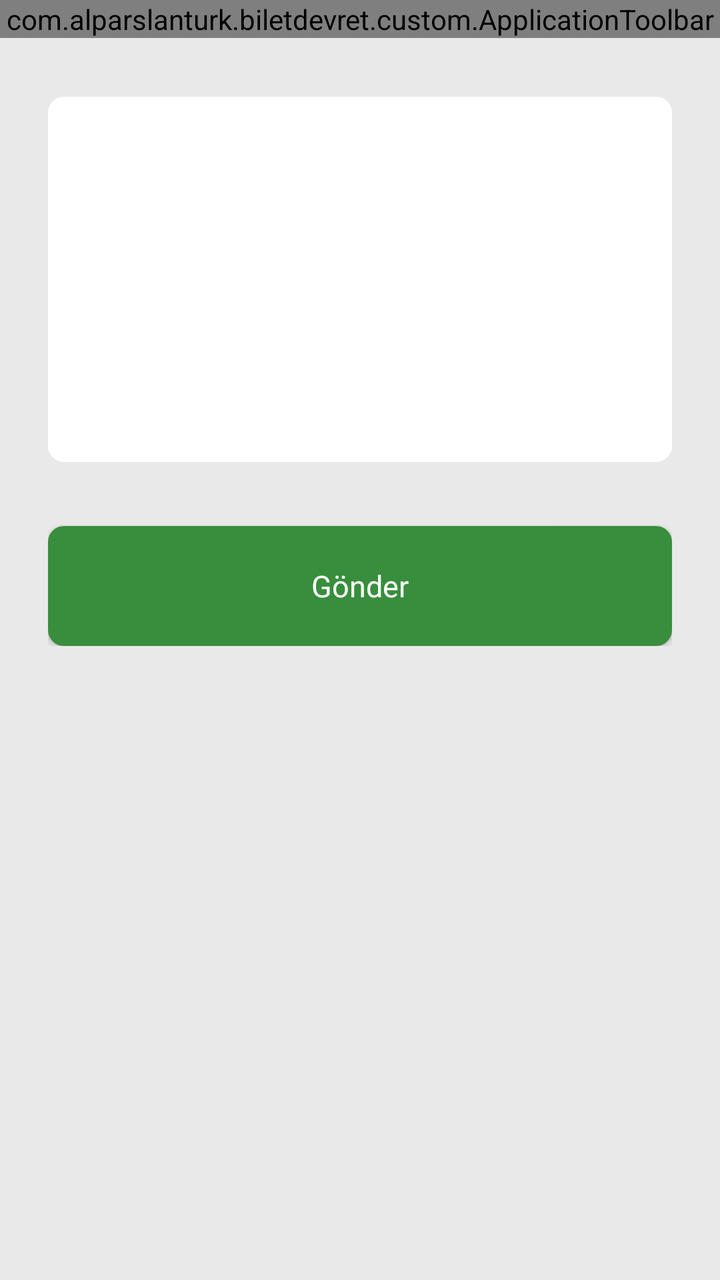
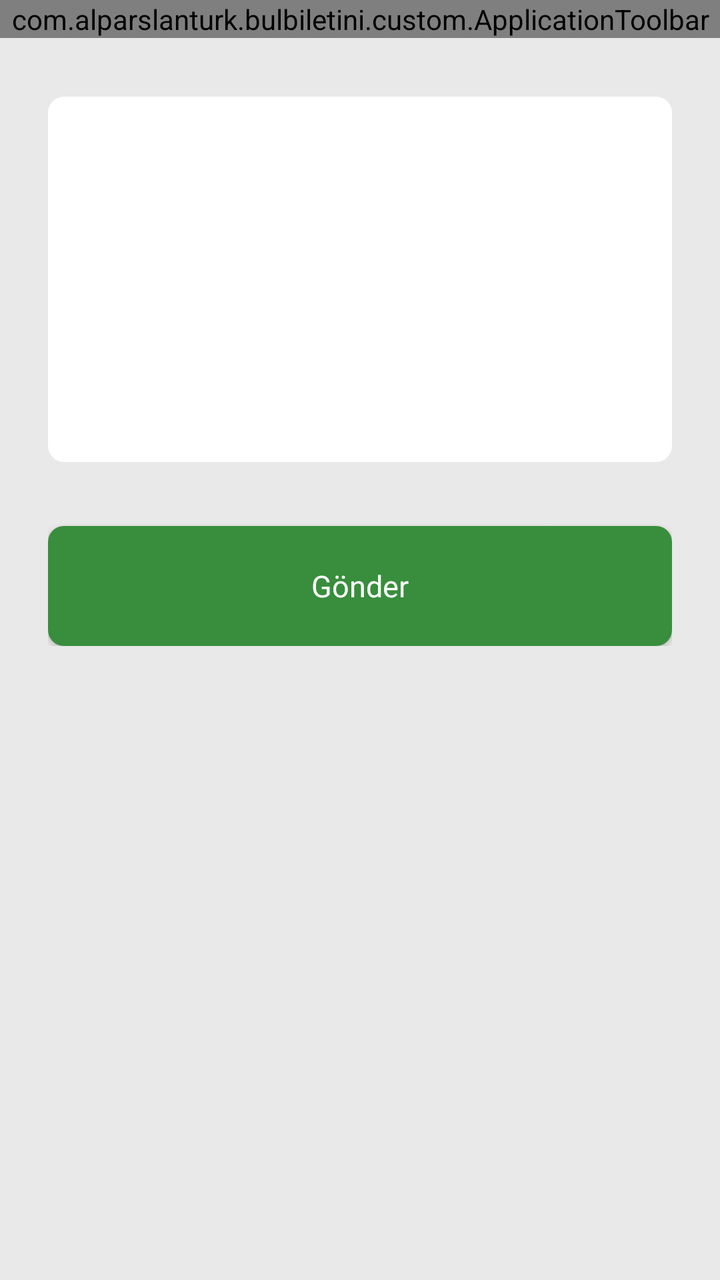

Compare the two renders of this Android layout. The source of the first and the diff that turns it into the second are given below.
<!-- AndroidManifest.xml: application theme Theme.KombineApp -->
<!-- res/layout/activity_add_comment.xml -->
<?xml version="1.0" encoding="utf-8"?>
<LinearLayout xmlns:android="http://schemas.android.com/apk/res/android"
    xmlns:app="http://schemas.android.com/apk/res-auto"
    android:layout_width="match_parent"
    android:layout_height="match_parent"
    android:background="@color/bg_color"
    android:orientation="vertical">

    <com.alparslanturk.biletdevret.custom.ApplicationToolbar
        android:id="@+id/toolbar"
        android:layout_width="match_parent"
        android:layout_height="wrap_content" />

    <ScrollView
        android:layout_width="match_parent"
        android:layout_height="match_parent">

        <LinearLayout
            android:layout_width="match_parent"
            android:layout_height="wrap_content"
            android:orientation="vertical"
            android:padding="24dp">

            <com.google.android.material.textfield.TextInputLayout
                android:layout_width="match_parent"
                android:layout_height="wrap_content"
                app:boxBackgroundColor="@color/white"
                app:shapeAppearanceOverlay="@style/ShapeAppearanceOverlay.App.CornerSize8Dp"
                app:boxStrokeWidth="0dp">

                <com.google.android.material.textfield.TextInputEditText
                    android:id="@+id/edtComment"
                    android:layout_width="match_parent"
                    android:layout_height="wrap_content"
                    android:gravity="start"
                    android:imeOptions="actionDone"
                    android:inputType="textMultiLine"
                    android:maxLines="10"
                    android:minLines="8"
                    android:backgroundTint="@color/ticket_bg_color"
                    android:textColor="@color/arrow_color"
                    android:padding="14dp"
                    android:textCursorDrawable="@drawable/color_cursor" />

            </com.google.android.material.textfield.TextInputLayout>

            <androidx.appcompat.widget.AppCompatButton
                android:id="@+id/btnAddComment"
                android:layout_width="match_parent"
                android:layout_height="wrap_content"
                android:layout_marginTop="32dp"
                android:height="60dp"
                android:background="@drawable/bg_rounded"
                android:backgroundTint="@color/text_selector_default_green"
                android:fontFamily="@font/lato_bold"
                android:text="@string/send"
                android:textAllCaps="false"
                android:textColor="@color/white"
                android:textSize="15sp" />

        </LinearLayout>

    </ScrollView>


</LinearLayout>
<!-- resources referenced by this layout -->
<resources>
  <color name="arrow_color">#000000</color>
  <color name="bg_color">#E9E9E9</color>
  <color name="ticket_bg_color">#FFFFFF</color>
  <color name="white">#FFFFFFFF</color>
  <!-- drawable bg_rounded (drawable) -->
  <?xml version="1.0" encoding="utf-8"?>
  <shape xmlns:android="http://schemas.android.com/apk/res/android"
      android:padding="10dp"
      android:shape="rectangle">
  
      <solid android:color="@color/ticket_bg_color" />
  
      <corners android:radius="8dp" />
  </shape>
  <!-- drawable color_cursor (drawable) -->
  <shape xmlns:android="http://schemas.android.com/apk/res/android">
      <size android:width="2dp" />
      <solid android:color="#FFFFFF" />
  </shape>
  <string name="send">Gönder</string>
  <style name="ShapeAppearanceOverlay.App.CornerSize8Dp" parent="">
          <item name="cornerFamily">rounded</item>
          <item name="cornerSize">8dp</item>
      </style>
  <style name="Theme.KombineApp" parent="Base.Theme.KombineApp" />
  <style name="Base.Theme.KombineApp" parent="Theme.Material3.DayNight.NoActionBar">
          <item name="colorPrimary">@color/primary</item>
          <item name="colorSecondaryContainer">@color/light_green</item>
          <item name="android:navigationBarColor">@color/white</item>
      </style>
  <color name="primary">#388E3C</color>
  <color name="light_green">#EBF3EB</color>
</resources>

<!-- the commit's change to res/layout/activity_add_comment.xml (unified diff, before → after) -->
@@ -6,7 +6,7 @@
     android:background="@color/bg_color"
     android:orientation="vertical">
 
-    <com.alparslanturk.biletdevret.custom.ApplicationToolbar
+    <com.alparslanturk.bulbiletini.custom.ApplicationToolbar
         android:id="@+id/toolbar"
         android:layout_width="match_parent"
         android:layout_height="wrap_content" />
